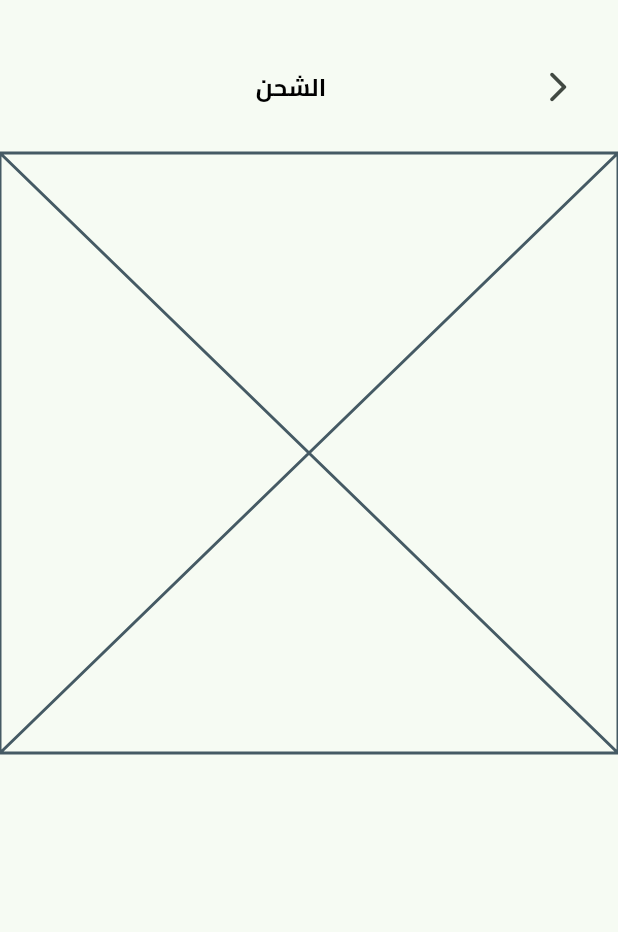
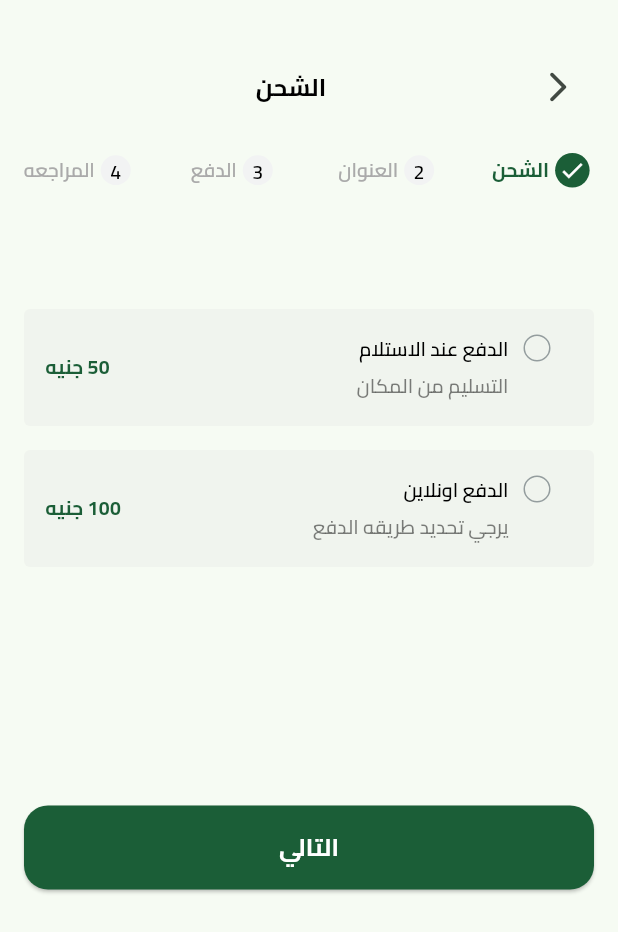
Before and after one commit to Karam-Salama/fruits_hup, a Flutter app: the CheckoutView screen opened directly, on a phone screen of 412 x 824 dp. Shown: the top 932 px of the screen. Run offline on Flutter 3.47's test engine with Material 3 defaults, Android fonts, the phone set to English and light mode, and no system bars; our stand-ins replace bloc, cloud_firestore, dartz, dots_indicator, email_validator, equatable and 11 more; missing offline and left inert: flutter_facebook_auth; accounts and stored records are empty; statements that could not run were skipped; project files that could hold a hidden picture were left out.

Commit message:
Shipping section ui done - added custom_checkout_app_bar - added active_step_item - added in_active_step_item - added checkout steps - added step_item - added checkout page view - added shipping_item - added shipping_section

```diff
--- a/lib/core/utils/app_strings.dart
+++ b/lib/core/utils/app_strings.dart
@@ -59,6 +59,10 @@ abstract class AppStrings {
   static const String products = "المنتجات";
   static const String cart = "السله";
   static const String shipping = "الشحن";
+  static const String address = 'العنوان';
+  static const String payment = "الدفع";
+  static const String reviews = "المراجعه";
+  static const String next = "التالي";
 }
 
 class FirebaseCollectionName {}
--- /dev/null
+++ b/lib/modules/checkout/presentation/widgets/active_step_item.dart
@@ -0,0 +1,33 @@
+import 'package:flutter/material.dart';
+
+import '../../../../core/utils/app_colors.dart';
+import '../../../../core/utils/app_text_styles.dart';
+
+class ActiveStepItem extends StatelessWidget {
+  const ActiveStepItem({super.key, required this.text});
+  final String text;
+  @override
+  Widget build(BuildContext context) {
+    return Row(
+      mainAxisAlignment: MainAxisAlignment.center,
+      children: [
+        const CircleAvatar(
+          radius: 11.5,
+          backgroundColor: AppColors.primaryColor,
+          child: Icon(
+            Icons.check,
+            size: 18,
+            color: Colors.white,
+          ),
+        ),
+        const SizedBox(
+          width: 4,
+        ),
+        Text(
+          text,
+          style: AppTextStyle.Cairo700style13,
+        )
+      ],
+    );
+  }
+}
--- /dev/null
+++ b/lib/modules/checkout/presentation/widgets/checkout_steps.dart
@@ -0,0 +1,46 @@
+import 'package:flutter/material.dart';
+import 'package:fruits_hup/core/utils/app_strings.dart';
+
+import 'step_item.dart';
+
+class CheckoutSteps extends StatelessWidget {
+  final int currentPageIndex;
+  final PageController pageController;
+  final ValueChanged<int> onTap;
+
+  const CheckoutSteps({
+    super.key,
+    required this.currentPageIndex,
+    required this.pageController,
+    required this.onTap,
+  });
+
+  @override
+  Widget build(BuildContext context) {
+    return Row(
+      children: List.generate(getSteps().length, (index) {
+        return Expanded(
+          child: GestureDetector(
+            onTap: () {
+              onTap(index);
+            },
+            child: StepItem(
+              isActive: index <= currentPageIndex,
+              index: (index + 1).toString(),
+              text: getSteps()[index],
+            ),
+          ),
+        );
+      }),
+    );
+  }
+}
+
+List<String> getSteps() {
+  return [
+    AppStrings.shipping,
+    AppStrings.address,
+    AppStrings.payment,
+    AppStrings.reviews,
+  ];
+}
--- /dev/null
+++ b/lib/modules/checkout/presentation/widgets/checkout_steps_page_view.dart
@@ -0,0 +1,44 @@
+import 'package:flutter/foundation.dart';
+import 'package:flutter/material.dart';
+
+import 'shipping_section.dart';
+
+class CheckoutStepsPageView extends StatelessWidget {
+  const CheckoutStepsPageView({
+    super.key,
+    required this.pageController,
+    required this.formKey,
+    required this.valueListenable,
+  });
+
+  final GlobalKey<FormState> formKey;
+  final PageController pageController;
+  final ValueListenable<AutovalidateMode> valueListenable;
+
+  @override
+  Widget build(BuildContext context) {
+    return Padding(
+      padding: const EdgeInsets.symmetric(vertical: 16),
+      child: SizedBox(
+        height: 300,
+        child: PageView.builder(
+          controller: pageController,
+          physics: const NeverScrollableScrollPhysics(),
+          itemCount: getPages().length,
+          itemBuilder: (context, index) {
+            return getPages()[index];
+          },
+        ),
+      ),
+    );
+  }
+
+  List<Widget> getPages() {
+    return [
+      const ShippingSection(),
+      const ShippingSection(),
+      const ShippingSection(),
+      const ShippingSection(),
+    ];
+  }
+}
--- a/lib/modules/checkout/presentation/widgets/checkout_view_body.dart
+++ b/lib/modules/checkout/presentation/widgets/checkout_view_body.dart
@@ -1,33 +1,81 @@
 import 'package:flutter/material.dart';
-import 'package:fruits_hup/core/widgets/custom_home_appBar.dart';
 
 import '../../../../core/utils/app_strings.dart';
-import 'custom_checkout_button.dart';
+import '../../../../core/utils/app_text_styles.dart';
+import '../../../../core/widgets/custom_btn.dart';
+import 'checkout_steps.dart';
+import 'checkout_steps_page_view.dart';
+import 'custom_checkout_app_bar.dart';
 
-class CheckoutViewBody extends StatelessWidget {
+class CheckoutViewBody extends StatefulWidget {
   const CheckoutViewBody({super.key});
 
+  @override
+  State<CheckoutViewBody> createState() => _CheckoutViewBodyState();
+}
+
+class _CheckoutViewBodyState extends State<CheckoutViewBody> {
+  late PageController pageController;
+  ValueNotifier<AutovalidateMode> valueNotifier =
+      ValueNotifier(AutovalidateMode.disabled);
+  @override
+  void initState() {
+    pageController = PageController();
+    pageController.addListener(() {
+      setState(() {
+        currentPageIndex = pageController.page!.toInt();
+      });
+    });
+    super.initState();
+  }
+
+  @override
+  void dispose() {
+    pageController.dispose();
+    valueNotifier.dispose();
+    super.dispose();
+  }
+
+  int currentPageIndex = 0;
+  final GlobalKey<FormState> _formKey = GlobalKey<FormState>();
   @override
   Widget build(BuildContext context) {
     return CustomScrollView(
       physics: BouncingScrollPhysics(),
       slivers: [
         const SliverToBoxAdapter(child: SizedBox(height: 30)),
+        //! AppBar
         SliverToBoxAdapter(
-            child: CustomCheckoutButton(title: AppStrings.shipping)),
+          child: CustomCheckoutAppBar(title: AppStrings.shipping),
+        ),
         const SliverToBoxAdapter(child: SizedBox(height: 16)),
-        const SliverToBoxAdapter(child: CustomShippingProgressBar()),
+        //! Checkout Steps
+        SliverToBoxAdapter(
+          child: CheckoutSteps(
+            onTap: (value) {},
+            pageController: pageController,
+            currentPageIndex: currentPageIndex,
+          ),
+        ),
         const SliverToBoxAdapter(child: SizedBox(height: 32)),
+        //! Checkout page view
+        SliverToBoxAdapter(
+          child: CheckoutStepsPageView(
+            valueListenable: valueNotifier,
+            pageController: pageController,
+            formKey: _formKey,
+          ),
+        ),
+        const SliverToBoxAdapter(child: SizedBox(height: 32)),
+        SliverToBoxAdapter(
+            child: CustomButton(
+          mainAxisAlignment: MainAxisAlignment.center,
+          onPressed: () {},
+          text: AppStrings.next,
+          style: AppTextStyle.Cairo700style16,
+          padding: 16,
+        )),
       ],
     );
   }
 }
-
-class CustomShippingProgressBar extends StatelessWidget {
-  const CustomShippingProgressBar({super.key});
-
-  @override
-  Widget build(BuildContext context) {
-    return const Placeholder();
-  }
-}
--- a/lib/modules/checkout/presentation/widgets/custom_checkout_button.dart
+++ b/lib/modules/checkout/presentation/widgets/custom_checkout_app_bar.dart
@@ -2,8 +2,8 @@ import 'package:flutter/material.dart';
 
 import '../../../../core/widgets/custom_home_appBar.dart';
 
-class CustomCheckoutButton extends StatelessWidget {
-  const CustomCheckoutButton({super.key, required this.title});
+class CustomCheckoutAppBar extends StatelessWidget {
+  const CustomCheckoutAppBar({super.key, required this.title});
   final String title;
 
   @override
--- /dev/null
+++ b/lib/modules/checkout/presentation/widgets/in_active_step_item.dart
@@ -0,0 +1,35 @@
+import 'package:flutter/material.dart';
+
+import '../../../../core/utils/app_text_styles.dart';
+
+class InActiveStepItem extends StatelessWidget {
+  const InActiveStepItem({super.key, required this.index, required this.text});
+
+  final String index;
+  final String text;
+  @override
+  Widget build(BuildContext context) {
+    return Row(
+      mainAxisAlignment: MainAxisAlignment.center,
+      children: [
+        CircleAvatar(
+          radius: 10,
+          backgroundColor: const Color(0xFFF2F3F3),
+          child: Text(
+            index,
+            style: AppTextStyle.Cairo600style13,
+          ),
+        ),
+        const SizedBox(
+          width: 4,
+        ),
+        Text(
+          text,
+          style: AppTextStyle.Cairo600style13.copyWith(
+            color: const Color(0xFFAAAAAA),
+          ),
+        )
+      ],
+    );
+  }
+}
--- /dev/null
+++ b/lib/modules/checkout/presentation/widgets/shipping_item.dart
@@ -0,0 +1,123 @@
+import 'package:flutter/material.dart';
+
+import '../../../../core/utils/app_colors.dart';
+import '../../../../core/utils/app_text_styles.dart';
+
+class ShippingItem extends StatelessWidget {
+  final String title, subTitle, price;
+  final bool isSelected;
+  final VoidCallback onTap;
+
+  const ShippingItem({
+    super.key,
+    required this.title,
+    required this.subTitle,
+    required this.price,
+    required this.isSelected,
+    required this.onTap,
+  });
+
+  @override
+  Widget build(BuildContext context) {
+    return Padding(
+      padding: const EdgeInsets.symmetric(horizontal: 16.0),
+      child: GestureDetector(
+        onTap: onTap,
+        child: AnimatedContainer(
+          duration: const Duration(milliseconds: 300),
+          padding: const EdgeInsets.only(
+            top: 16,
+            left: 13,
+            right: 28,
+            bottom: 16,
+          ),
+          clipBehavior: Clip.antiAlias,
+          decoration: ShapeDecoration(
+            color: const Color(0x33D9D9D9),
+            shape: RoundedRectangleBorder(
+              side: BorderSide(
+                color: isSelected ? AppColors.primaryColor : Colors.transparent,
+              ),
+              borderRadius: BorderRadius.circular(4),
+            ),
+          ),
+          child: IntrinsicHeight(
+            child: Row(
+              crossAxisAlignment: CrossAxisAlignment.start,
+              children: [
+                isSelected
+                    ? const ActiveShippingItemDot()
+                    : const InActiveShippingItemDot(),
+                const SizedBox(
+                  width: 10,
+                ),
+                Column(
+                  crossAxisAlignment: CrossAxisAlignment.start,
+                  children: [
+                    Text(
+                      title,
+                      style: AppTextStyle.Cairo600style13,
+                    ),
+                    const SizedBox(
+                      height: 6,
+                    ),
+                    Text(
+                      subTitle,
+                      textAlign: TextAlign.right,
+                      style: AppTextStyle.Cairo600style13.copyWith(
+                          color: Colors.black.withOpacity(.5)),
+                    )
+                  ],
+                ),
+                const Spacer(),
+                Center(
+                  child:
+                      Text('$price جنيه', style: AppTextStyle.Cairo700style13),
+                )
+              ],
+            ),
+          ),
+        ),
+      ),
+    );
+  }
+}
+
+class InActiveShippingItemDot extends StatelessWidget {
+  const InActiveShippingItemDot({
+    super.key,
+  });
+
+  @override
+  Widget build(BuildContext context) {
+    return Container(
+      width: 18,
+      height: 18,
+      decoration: const ShapeDecoration(
+        shape: OvalBorder(
+          side: BorderSide(width: 1, color: Color(0xFF949D9E)),
+        ),
+      ),
+    );
+  }
+}
+
+class ActiveShippingItemDot extends StatelessWidget {
+  const ActiveShippingItemDot({
+    super.key,
+  });
+
+  @override
+  Widget build(BuildContext context) {
+    return Container(
+      width: 18,
+      height: 18,
+      decoration: const ShapeDecoration(
+        color: Color(0xFF1B5E37),
+        shape: OvalBorder(
+          side: BorderSide(width: 4, color: Colors.white),
+        ),
+      ),
+    );
+  }
+}
--- /dev/null
+++ b/lib/modules/checkout/presentation/widgets/shipping_section.dart
@@ -0,0 +1,49 @@
+import 'package:flutter/material.dart';
+import 'shipping_item.dart';
+
+class ShippingSection extends StatefulWidget {
+  const ShippingSection({super.key});
+
+  @override
+  State<ShippingSection> createState() => _ShippingSectionState();
+}
+
+class _ShippingSectionState extends State<ShippingSection>
+    with AutomaticKeepAliveClientMixin {
+  int selectedIndex = -1;
+  @override
+  Widget build(BuildContext context) {
+    super.build(context);
+    return Column(
+      children: [
+        const SizedBox(height: 33),
+        ShippingItem(
+          onTap: () {
+            selectedIndex = 0;
+            setState(() {});
+          },
+          isSelected: selectedIndex == 0,
+          title: 'الدفع عند الاستلام',
+          subTitle: 'التسليم من المكان',
+          price: "50",
+        ),
+        const SizedBox(
+          height: 16,
+        ),
+        ShippingItem(
+          onTap: () {
+            selectedIndex = 1;
+            setState(() {});
+          },
+          isSelected: selectedIndex == 1,
+          title: 'الدفع اونلاين',
+          subTitle: 'يرجي تحديد طريقه الدفع',
+          price: "100",
+        ),
+      ],
+    );
+  }
+
+  @override
+  bool get wantKeepAlive => true;
+}
--- /dev/null
+++ b/lib/modules/checkout/presentation/widgets/step_item.dart
@@ -0,0 +1,27 @@
+import 'package:flutter/material.dart';
+
+import 'active_step_item.dart';
+import 'in_active_step_item.dart';
+
+class StepItem extends StatelessWidget {
+  final String index, text;
+  final bool isActive;
+
+  const StepItem({
+    super.key,
+    required this.index,
+    required this.text,
+    required this.isActive,
+  });
+
+  @override
+  Widget build(BuildContext context) {
+    return AnimatedCrossFade(
+      firstChild: InActiveStepItem(index: index, text: text),
+      secondChild: ActiveStepItem(text: text),
+      crossFadeState:
+          isActive ? CrossFadeState.showSecond : CrossFadeState.showFirst,
+      duration: const Duration(milliseconds: 300),
+    );
+  }
+}
```
